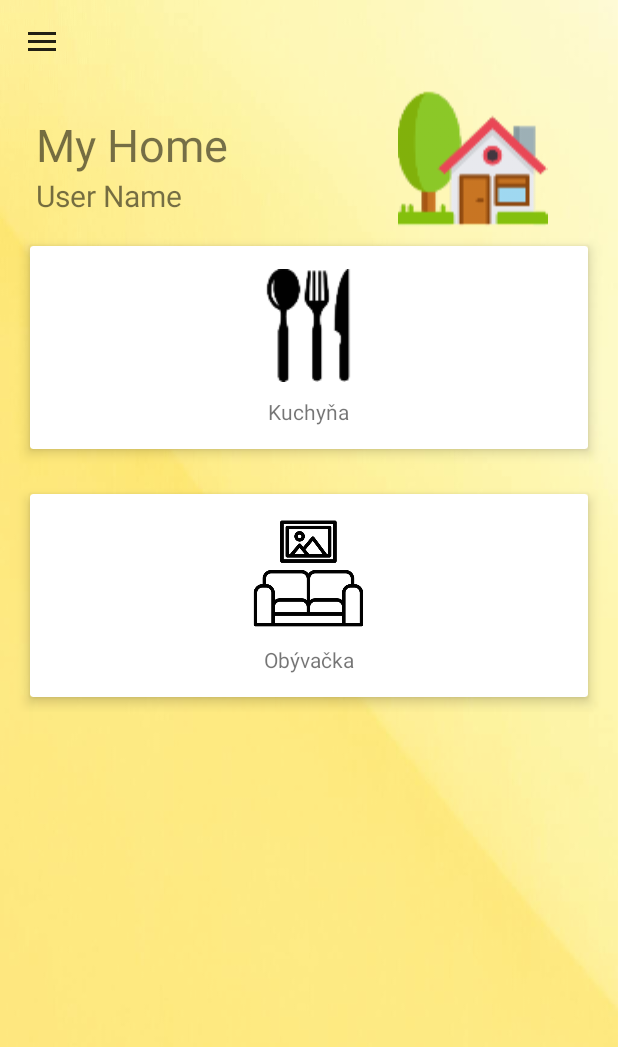
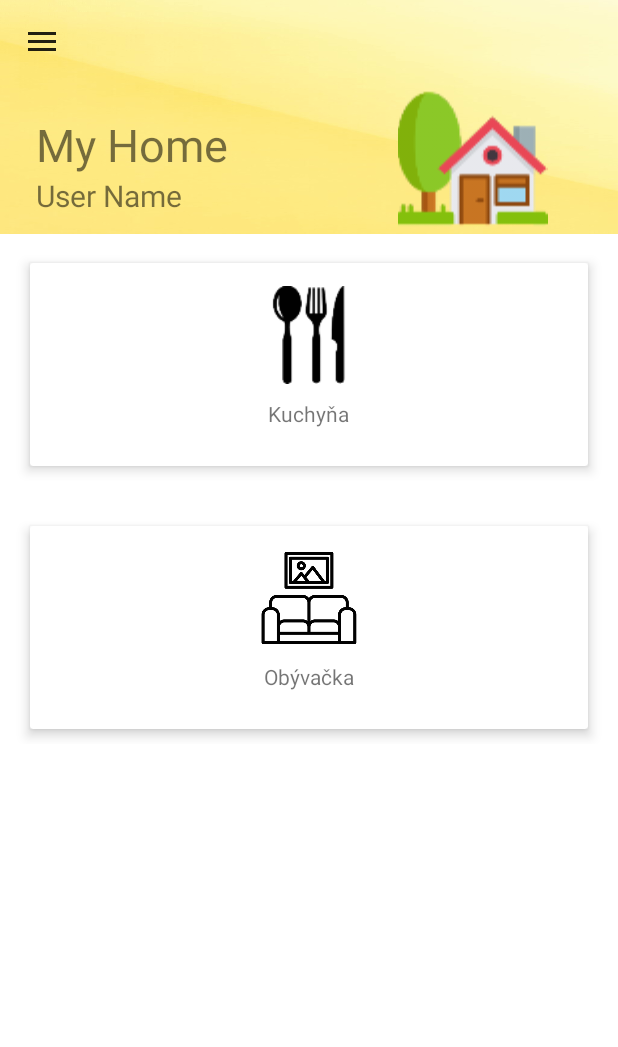
Before and after one commit to lukypuky/SmartHome, an Android app: the screen it shows after launch (Main_screen), on a phone screen of 412 x 824 dp. Shown: the top 1047 px of the screen. Run offline under Robolectric (Android 15) with nearby library versions, the phone set to English and light mode, and no system bars; Roboto replaces fonts that are not available here.

Commit message:
hotove menu, prerobeny bg na main screene

```diff
--- a/app/src/main/res/layout/activity_main_screen.xml
+++ b/app/src/main/res/layout/activity_main_screen.xml
@@ -5,19 +5,17 @@
     android:id="@+id/drawer_layout"
     android:layout_width="match_parent"
     android:layout_height="match_parent"
+    android:fitsSystemWindows="true"
     tools:context=".Main_screen"
-    android:fitsSystemWindows="true"
-    tools:openDrawer="start"
-    android:background="@drawable/menu_bg">
-
+    tools:openDrawer="start">
 
     <com.google.android.material.navigation.NavigationView
+        android:id="@+id/nav_view"
         android:layout_width="wrap_content"
         android:layout_height="match_parent"
-        android:id="@+id/nav_view"
+        android:layout_gravity="start"
         app:headerLayout="@layout/header"
-        app:menu="@menu/main_menu"
-        android:layout_gravity="start"/>
+        app:menu="@menu/main_menu" />
 
     <ScrollView
         android:layout_width="match_parent"
@@ -25,7 +23,8 @@
 
         <androidx.constraintlayout.widget.ConstraintLayout
             android:layout_width="match_parent"
-            android:layout_height="match_parent">
+            android:layout_height="match_parent"
+            android:background="@drawable/menu_bg">
 
             <androidx.appcompat.widget.Toolbar
                 android:id="@+id/toolbar"
@@ -73,15 +72,23 @@
                 app:layout_constraintTop_toBottomOf="@+id/toolbar"
                 app:srcCompat="@drawable/house" />
 
+        </androidx.constraintlayout.widget.ConstraintLayout>
+    </ScrollView>
+
+    <androidx.constraintlayout.widget.ConstraintLayout
+        android:layout_width="match_parent"
+        android:layout_height="match_parent">
+
         <LinearLayout
+            android:id="@+id/linearLayout5"
             android:layout_width="0dp"
             android:layout_height="175dp"
+            android:layout_marginTop="155dp"
             android:orientation="horizontal"
             android:padding="10dp"
             app:layout_constraintEnd_toEndOf="parent"
-                app:layout_constraintHorizontal_bias="0.0"
             app:layout_constraintStart_toStartOf="parent"
-                app:layout_constraintTop_toBottomOf="@+id/mainUserName">
+            app:layout_constraintTop_toTopOf="parent">
 
             <androidx.cardview.widget.CardView
                 android:layout_width="0dp"
@@ -107,8 +114,8 @@
 
                     <ImageView
                         android:id="@+id/imageView1"
-                            android:layout_width="75dp"
-                            android:layout_height="75dp"
+                        android:layout_width="65dp"
+                        android:layout_height="65dp"
                         android:layout_centerHorizontal="true"
                         android:layout_marginTop="15dp"
                         app:srcCompat="@drawable/kitchen" />
@@ -119,13 +126,11 @@
         <LinearLayout
             android:layout_width="0dp"
             android:layout_height="175dp"
-                android:layout_marginTop="165dp"
             android:orientation="horizontal"
             android:padding="10dp"
             app:layout_constraintEnd_toEndOf="parent"
-                app:layout_constraintHorizontal_bias="0.0"
             app:layout_constraintStart_toStartOf="parent"
-                app:layout_constraintTop_toBottomOf="@+id/mainUserName">
+            app:layout_constraintTop_toBottomOf="@+id/linearLayout5">
 
             <androidx.cardview.widget.CardView
                 android:layout_width="0dp"
@@ -151,8 +156,8 @@
 
                     <ImageView
                         android:id="@+id/imageView2"
-                            android:layout_width="75dp"
-                            android:layout_height="75dp"
+                        android:layout_width="65dp"
+                        android:layout_height="65dp"
                         android:layout_centerHorizontal="true"
                         android:layout_marginTop="15dp"
                         app:srcCompat="@drawable/livingroom" />
@@ -160,5 +165,4 @@
             </androidx.cardview.widget.CardView>
         </LinearLayout>
     </androidx.constraintlayout.widget.ConstraintLayout>
-    </ScrollView>
 </androidx.drawerlayout.widget.DrawerLayout>
```
Also changed, not shown: app/src/main/res/layout/activity_profile_screen.xml (+17 -1 lines). Lines whose indentation alone changed are shown as unchanged.
